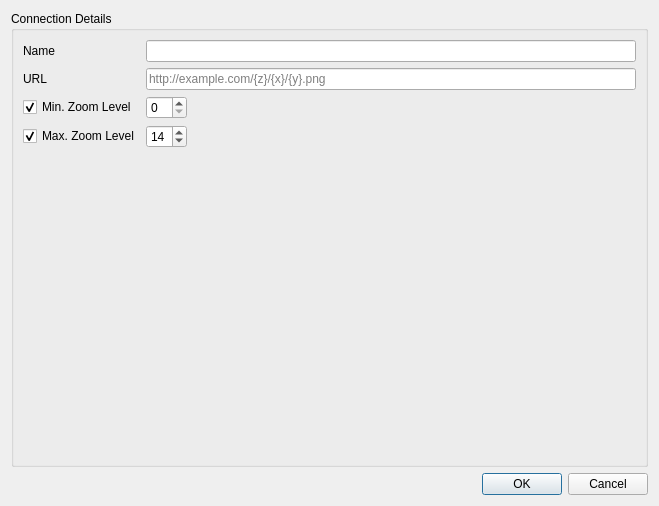
This is src/ui/qgsvectortileconnectiondialog.ui in qgis/QGIS as Qt 5 draws it before an edit. The edited form follows.
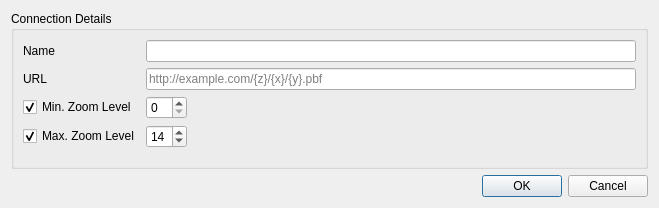
This is the edited form.

Commit message: fix placeholder text in the vector tile connection dialog

```diff
--- a/src/ui/qgsvectortileconnectiondialog.ui
+++ b/src/ui/qgsvectortileconnectiondialog.ui
@@ -7,7 +7,7 @@
     <x>0</x>
     <y>0</y>
     <width>659</width>
-    <height>506</height>
+    <height>208</height>
    </rect>
   </property>
   <property name="windowTitle">
@@ -73,7 +73,7 @@
          <string>URL of the connection, {x}, {y}, and {z} will be replaced with actual values. Use {-y} for inverted y axis.</string>
         </property>
         <property name="placeholderText">
-         <string>http://example.com/{z}/{x}/{y}.png</string>
+         <string>http://example.com/{z}/{x}/{y}.pbf</string>
         </property>
        </widget>
       </item>
```
